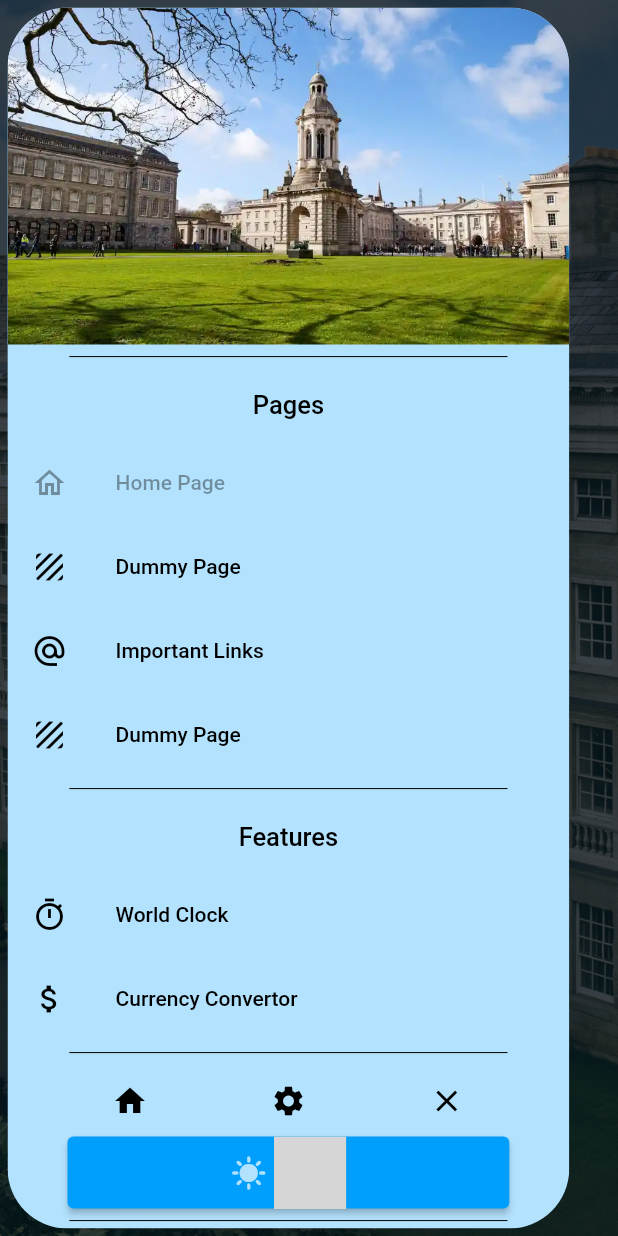
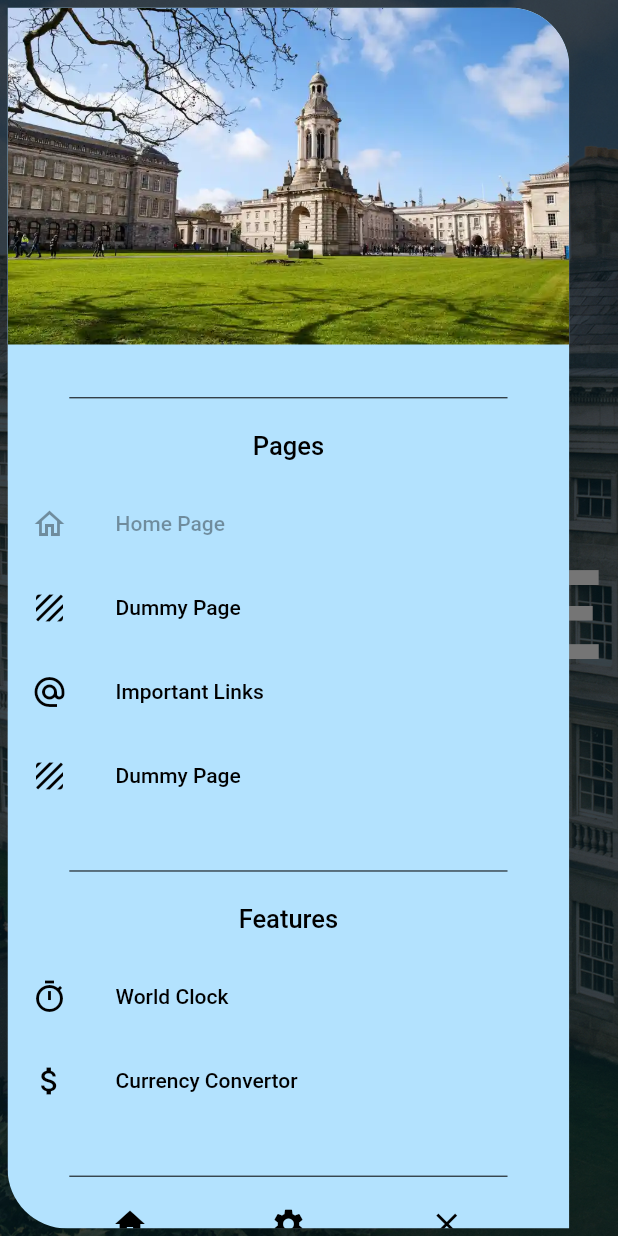
Before and after one commit to muditgarg48/candle_in_dark, a Flutter app: the screen it shows after launch, with the side drawer open, on a phone screen of 412 x 824 dp. Run offline on Flutter 3.47's test engine with Material 2 defaults, Android fonts, the phone set to English and light mode, and no system bars; drawn by our look-alikes of animated_text_kit; our stand-ins replace analog_clock, banner_carousel, cached_network_image, concentric_transition, firebase_core, firebase_storage and 3 more; missing offline and left inert: currency_picker, curved_drawer_fork, expand_widget, frankfurter, quds_ui_kit; accounts and stored records are empty; grey boxes are pictures that could not be loaded.

Commit message:
Drawer UI change and improvement over Home Page

```diff
--- a/lib/main.dart
+++ b/lib/main.dart
@@ -15,6 +15,7 @@ class MyApp extends StatefulWidget {
 }
 
 class _MyAppState extends State<MyApp> {
+
   void setDeviceOrientation() => SystemChrome.setPreferredOrientations([
         DeviceOrientation.portraitUp,
         DeviceOrientation.portraitDown,
--- a/lib/pages/home_page.dart
+++ b/lib/pages/home_page.dart
@@ -1,3 +1,4 @@
+import 'package:animated_text_kit/animated_text_kit.dart';
 import "package:flutter/material.dart";
 
 import '../global_values.dart';
@@ -14,16 +15,27 @@ class MyHomePage extends StatefulWidget {
 class MyHomePageState extends State<MyHomePage> {
   final GlobalKey<ScaffoldState> scaffoldKey = GlobalKey<ScaffoldState>();
 
+  Widget title(String txt) {
+    return AnimatedTextKit(
+      animatedTexts: [
+        TypewriterAnimatedText(
+          txt,
+          speed: const Duration(milliseconds: 100),
+          cursor: " _",
+          textStyle: TextStyle(
+            color: Colors.white,
+            fontSize: MediaQuery.of(context).size.height / 10,
+            fontWeight: FontWeight.bold,
+          ),
+        ),
+      ],
+    );
+  }
+
   Widget homePage() {
     return Center(
-        child: Text(
-      "WELCOME",
-      style: TextStyle(
-        color: themeTxtColor(),
-        fontSize: MediaQuery.of(context).size.height / 20,
-        fontWeight: FontWeight.bold,
-      ),
-    ));
+      child: title("WELCOME"),
+    );
   }
 
   @override
--- a/lib/widgets/drawer.dart
+++ b/lib/widgets/drawer.dart
@@ -48,8 +48,9 @@ class _MyDrawerState extends State<MyDrawer> {
 
   Widget themeButton() {
     return Container(
-      margin: const EdgeInsets.only(left: 40, right: 40),
+      margin: const EdgeInsets.only(left: 50, right: 50),
       child: ElevatedButton(
+        style: ElevatedButton.styleFrom(shape: const StadiumBorder()),
         onPressed: () {
           switchThemeMode();
           Navigator.pop(context);
@@ -117,6 +118,7 @@ class _MyDrawerState extends State<MyDrawer> {
     return SingleChildScrollView(
       child: Column(
         children: [
+          SizedBox(height: MediaQuery.of(context).size.height / 30),
           sectionDivider(),
           sectionText(txt: name, link: "", size: 17),
           for (var sectionItem in section)
@@ -143,13 +145,16 @@ class _MyDrawerState extends State<MyDrawer> {
   @override
   Widget build(BuildContext context) {
     double drawerWidth = MediaQuery.of(context).size.width / 1.1;
-    if ((MediaQuery.of(context).size.width / 1.1) > 500) {
-      drawerWidth = 500;
+    if ((MediaQuery.of(context).size.width / 1.1) > 450) {
+      drawerWidth = 450;
     }
     return Padding(
       padding: const EdgeInsets.all(5),
       child: ClipRRect(
-        borderRadius: const BorderRadius.all(Radius.circular(40)),
+        borderRadius: const BorderRadius.only(
+          bottomLeft: Radius.circular(40),
+          topRight: Radius.circular(40),
+        ),
         child: Drawer(
           backgroundColor: themeBgColor(),
           elevation: 20,
@@ -160,9 +165,12 @@ class _MyDrawerState extends State<MyDrawer> {
               picture(),
               sectionBuilder(section: pages, name: "Pages"),
               sectionBuilder(section: features, name: "Features"),
+              SizedBox(height: MediaQuery.of(context).size.height / 30),
               sectionDivider(),
               options(),
+              SizedBox(height: MediaQuery.of(context).size.height / 30),
               systemBasedTheme ? const SizedBox.shrink() : themeButton(),
+              SizedBox(height: MediaQuery.of(context).size.height / 30),
               sectionDivider(),
               sectionText(
                 txt: "Made by Mudit Garg",
--- a/pubspec.yaml
+++ b/pubspec.yaml
@@ -53,6 +53,7 @@ dependencies:
   firebase_core: ^1.19.1
   firebase_storage: ^10.3.1
   shared_preferences: ^2.0.15
+  animated_text_kit: ^4.2.2
 
 dev_dependencies:
   flutter_test:
```
Also changed, not shown: pubspec.lock.
